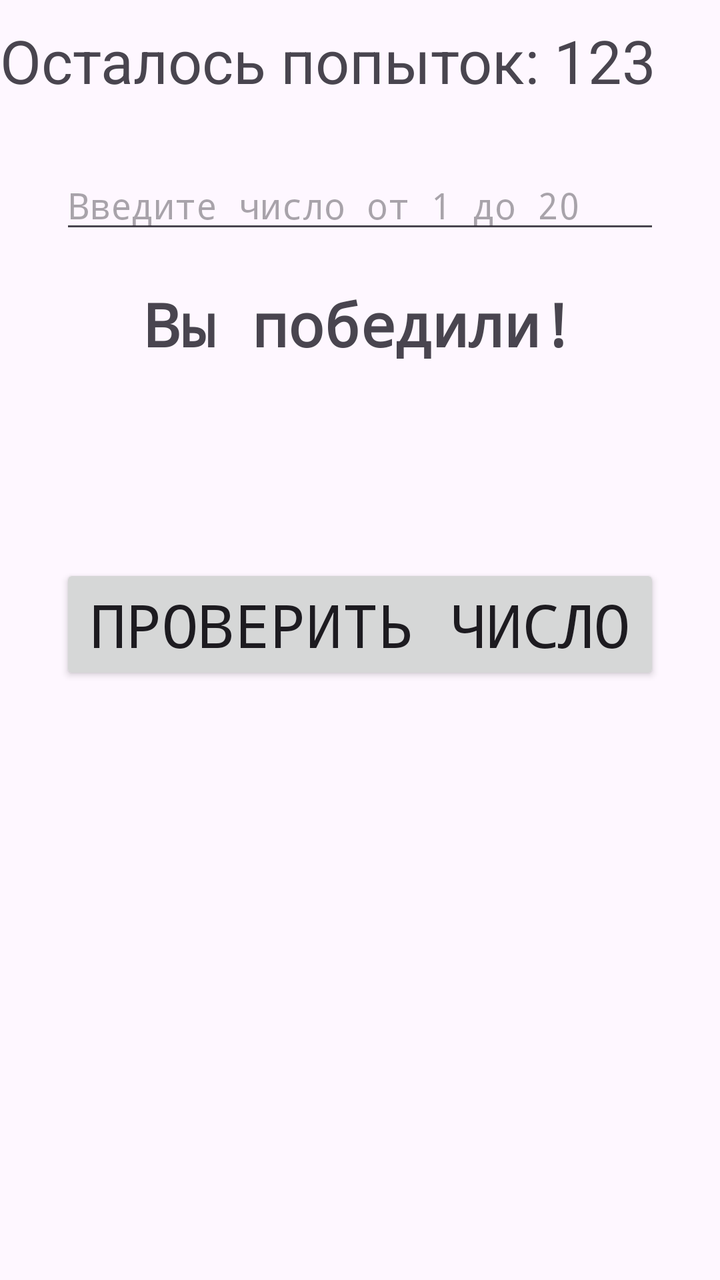
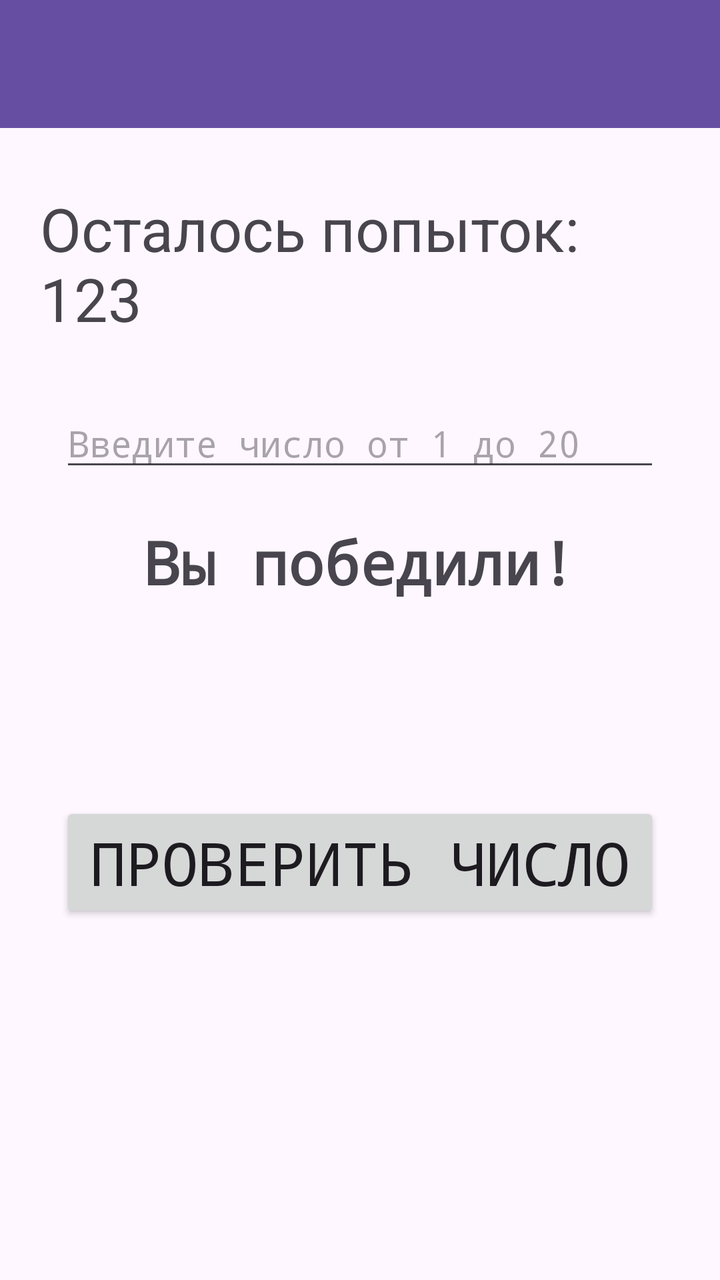

The first picture is an Android layout as it rendered before a commit; the second is the same layout after the commit. The layout source and the unified diff follow.
<!-- AndroidManifest.xml: application theme Theme.GuessNumber -->
<!-- res/layout/activity_main.xml -->
<?xml version="1.0" encoding="utf-8"?>
<LinearLayout

    xmlns:android="http://schemas.android.com/apk/res/android"
    xmlns:app="http://schemas.android.com/apk/res-auto"
    xmlns:tools="http://schemas.android.com/tools"
    android:id="@+id/main"
    android:layout_width="match_parent"
    android:layout_height="match_parent"
    tools:context=".MainActivity"
    android:orientation="vertical"

    >

<TextView
    android:layout_width="match_parent"
    android:layout_height="wrap_content"
    android:text="Осталось попыток: 123"
    android:textSize="30sp"
    android:id="@+id/attText"
    android:layout_marginTop="10dp"
/>
    <EditText
        android:layout_width="match_parent"
        android:layout_height="wrap_content"
        android:layout_marginTop="30dp"
        android:hint="Введите число от 1 до 20"
        android:fontFamily="monospace"
        android:id="@+id/numberEnter"
        android:inputType="number"
        android:layout_marginHorizontal="30dp"
    />

    <TextView
        android:layout_height="wrap_content"
        android:layout_width="wrap_content"
        android:text="Вы победили!"
        android:layout_gravity="center"
        android:textSize="30sp"
        android:textStyle="bold"
        android:layout_marginTop="20dp"
        android:fontFamily="monospace"
        android:id="@+id/textRes"
        />

    <Button


        android:layout_width="match_parent"
        android:layout_height="wrap_content"
        android:layout_marginHorizontal="30dp"
        android:layout_marginTop="100dp"
        android:fontFamily="monospace"
        android:text="Проверить число"
        android:id="@+id/buttCheck"
        android:textSize="30sp"
        />

    <ImageView
        android:layout_width="400dp"
        android:layout_height="400dp"
        android:layout_gravity="center"
        android:src="@drawable/win"
        android:layout_marginTop="40dp"
        android:layout_marginHorizontal="20dp"
        android:id="@+id/image"
        android:visibility="invisible"
        />
    <Button


        android:layout_width="match_parent"
        android:layout_height="wrap_content"
        android:layout_marginHorizontal="30dp"
        android:layout_marginTop="30dp"
        android:fontFamily="monospace"
        android:text="Начать снова"
        android:id="@+id/buttGameAgain"
        android:textSize="30sp"
        android:visibility="invisible"
        />



</LinearLayout>
<!-- resources referenced by this layout -->
<resources>
  <!-- drawable win: jpg bitmap (drawable, 33743 bytes) -->
  <style name="Theme.GuessNumber" parent="Base.Theme.GuessNumber" />
  <style name="Base.Theme.GuessNumber" parent="Theme.Material3.DayNight.NoActionBar">
          
          
      </style>
</resources>

<!-- the commit's change to res/layout/activity_main.xml (unified diff, before → after) -->
@@ -12,13 +12,20 @@
 
     >
 
+    <androidx.appcompat.widget.Toolbar
+        android:id="@+id/toolbar"
+        android:layout_width="match_parent"
+        android:layout_height="?attr/actionBarSize"
+        android:background="#664FA3"  />
+
 <TextView
     android:layout_width="match_parent"
     android:layout_height="wrap_content"
     android:text="Осталось попыток: 123"
     android:textSize="30sp"
     android:id="@+id/attText"
-    android:layout_marginTop="10dp"
+    android:layout_marginTop="30dp"
+    android:layout_marginHorizontal="20dp"
 />
     <EditText
         android:layout_width="match_parent"
@@ -57,8 +64,8 @@
         />
 
     <ImageView
-        android:layout_width="400dp"
-        android:layout_height="400dp"
+        android:layout_width="200dp"
+        android:layout_height="200dp"
         android:layout_gravity="center"
         android:src="@drawable/win"
         android:layout_marginTop="40dp"
